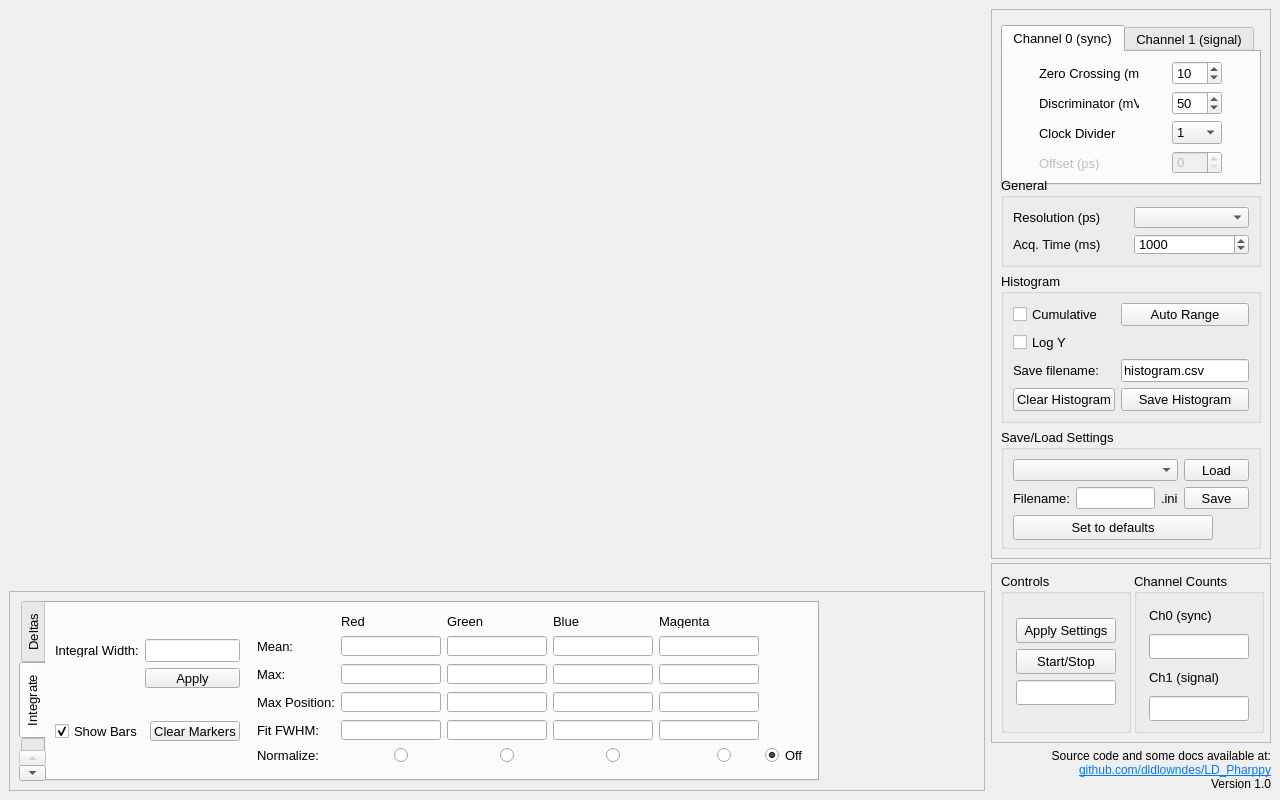
First picture: the form in settings_gui.ui, repository dldlowndes/LD_Pharppy, before the edit.
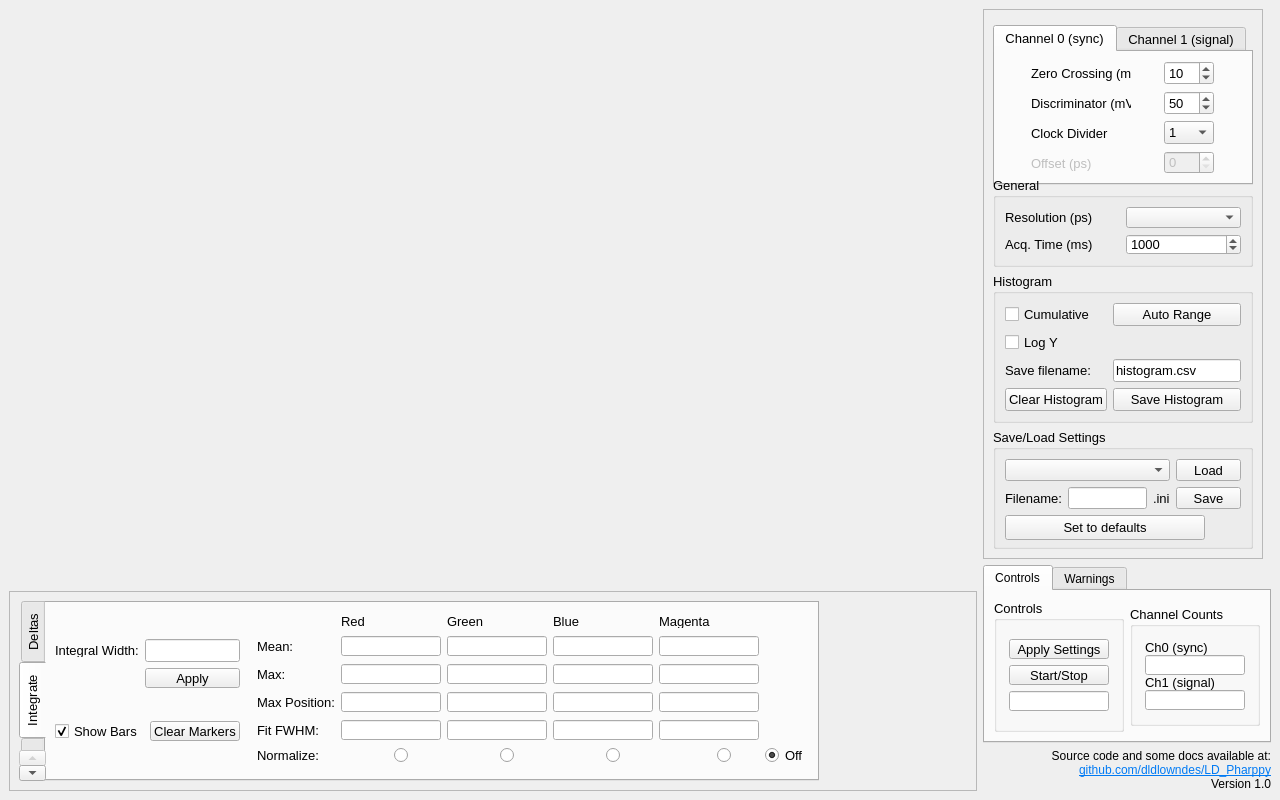
Second picture: the form after the edit. Custom widgets are drawn as their Qt base class.

Commit message: Polished warnings system, formats the strings better, and only updates the text box when the warnings change.

```diff
--- a/settings_gui.ui
+++ b/settings_gui.ui
@@ -2026,37 +2026,28 @@
        </widget>
       </item>
       <item>
-       <widget class="QFrame" name="frame_2">
-        <property name="sizePolicy">
-         <sizepolicy hsizetype="Fixed" vsizetype="Fixed">
-          <horstretch>0</horstretch>
-          <verstretch>0</verstretch>
-         </sizepolicy>
+       <spacer name="verticalSpacer">
+        <property name="orientation">
+         <enum>Qt::Vertical</enum>
         </property>
-        <property name="minimumSize">
+        <property name="sizeHint" stdset="0">
          <size>
-          <width>280</width>
-          <height>180</height>
+          <width>20</width>
+          <height>40</height>
          </size>
         </property>
-        <property name="maximumSize">
-         <size>
-          <width>280</width>
-          <height>180</height>
-         </size>
+       </spacer>
+      </item>
+      <item>
+       <widget class="QTabWidget" name="control_Warning_Tabber">
+        <property name="currentIndex">
+         <number>0</number>
         </property>
-        <property name="font">
-         <font>
-          <pointsize>12</pointsize>
-         </font>
-        </property>
-        <property name="frameShape">
-         <enum>QFrame::StyledPanel</enum>
-        </property>
-        <property name="frameShadow">
-         <enum>QFrame::Raised</enum>
-        </property>
-        <layout class="QHBoxLayout" name="horizontalLayout">
+        <widget class="QWidget" name="controls_Tab">
+         <attribute name="title">
+          <string>Controls</string>
+         </attribute>
+         <layout class="QHBoxLayout" name="horizontalLayout_6">
          <item>
           <widget class="QGroupBox" name="groupBox_3">
            <property name="sizePolicy">
@@ -2068,12 +2059,12 @@
            <property name="minimumSize">
             <size>
              <width>130</width>
-             <height>160</height>
+              <height>120</height>
             </size>
            </property>
            <property name="maximumSize">
             <size>
-             <width>130</width>
+              <width>120</width>
              <height>160</height>
             </size>
            </property>
@@ -2086,8 +2077,23 @@
             <string>Controls</string>
            </property>
            <layout class="QGridLayout" name="gridLayout_11">
+             <property name="topMargin">
+              <number>0</number>
+             </property>
+             <property name="bottomMargin">
+              <number>0</number>
+             </property>
+             <property name="verticalSpacing">
+              <number>0</number>
+             </property>
             <item row="0" column="0">
              <layout class="QGridLayout" name="gridLayout_10">
+               <property name="horizontalSpacing">
+                <number>0</number>
+               </property>
+               <property name="verticalSpacing">
+                <number>6</number>
+               </property>
               <item row="0" column="0">
                <widget class="QPushButton" name="button_ApplySettings">
                 <property name="sizePolicy">
@@ -2099,13 +2105,13 @@
                 <property name="minimumSize">
                  <size>
                   <width>100</width>
-                  <height>25</height>
+                   <height>20</height>
                  </size>
                 </property>
                 <property name="maximumSize">
                  <size>
                   <width>100</width>
-                  <height>25</height>
+                   <height>20</height>
                  </size>
                 </property>
                 <property name="text">
@@ -2124,13 +2130,13 @@
                 <property name="minimumSize">
                  <size>
                   <width>100</width>
-                  <height>25</height>
+                   <height>20</height>
                  </size>
                 </property>
                 <property name="maximumSize">
                  <size>
                   <width>100</width>
-                  <height>25</height>
+                   <height>20</height>
                  </size>
                 </property>
                </widget>
@@ -2146,13 +2152,13 @@
                 <property name="minimumSize">
                  <size>
                   <width>100</width>
-                  <height>25</height>
+                   <height>20</height>
                  </size>
                 </property>
                 <property name="maximumSize">
                  <size>
                   <width>100</width>
-                  <height>25</height>
+                   <height>20</height>
                  </size>
                 </property>
                 <property name="text">
@@ -2176,13 +2182,13 @@
            <property name="minimumSize">
             <size>
              <width>130</width>
-             <height>160</height>
+              <height>120</height>
             </size>
            </property>
            <property name="maximumSize">
             <size>
              <width>130</width>
-             <height>160</height>
+              <height>120</height>
             </size>
            </property>
            <property name="font">
@@ -2194,10 +2200,31 @@
             <string>Channel Counts</string>
            </property>
            <layout class="QGridLayout" name="gridLayout_8">
+             <property name="topMargin">
+              <number>0</number>
+             </property>
+             <property name="bottomMargin">
+              <number>0</number>
+             </property>
+             <property name="verticalSpacing">
+              <number>0</number>
+             </property>
             <item row="0" column="0">
              <layout class="QVBoxLayout" name="verticalLayout_3">
               <item>
                <widget class="QLabel" name="counts_Ch0_Label">
+                 <property name="minimumSize">
+                  <size>
+                   <width>0</width>
+                   <height>15</height>
+                  </size>
+                 </property>
+                 <property name="maximumSize">
+                  <size>
+                   <width>16777215</width>
+                   <height>15</height>
+                  </size>
+                 </property>
                 <property name="text">
                  <string>Ch0 (sync)</string>
                 </property>
@@ -2214,13 +2241,13 @@
                 <property name="minimumSize">
                  <size>
                   <width>100</width>
-                  <height>25</height>
+                   <height>20</height>
                  </size>
                 </property>
                 <property name="maximumSize">
                  <size>
                   <width>100</width>
-                  <height>25</height>
+                   <height>20</height>
                  </size>
                 </property>
                 <property name="font">
@@ -2232,6 +2259,18 @@
               </item>
               <item>
                <widget class="QLabel" name="counts_Ch1_Label">
+                 <property name="minimumSize">
+                  <size>
+                   <width>0</width>
+                   <height>15</height>
+                  </size>
+                 </property>
+                 <property name="maximumSize">
+                  <size>
+                   <width>16777215</width>
+                   <height>15</height>
+                  </size>
+                 </property>
                 <property name="text">
                  <string>Ch1 (signal)</string>
                 </property>
@@ -2248,13 +2287,13 @@
                 <property name="minimumSize">
                  <size>
                   <width>100</width>
-                  <height>25</height>
+                   <height>20</height>
                  </size>
                 </property>
                 <property name="maximumSize">
                  <size>
                   <width>100</width>
-                  <height>25</height>
+                   <height>20</height>
                  </size>
                 </property>
                 <property name="font">
@@ -2271,19 +2310,17 @@
          </item>
         </layout>
        </widget>
-      </item>
-      <item>
-       <spacer name="verticalSpacer">
-        <property name="orientation">
-         <enum>Qt::Vertical</enum>
-        </property>
-        <property name="sizeHint" stdset="0">
-         <size>
-          <width>20</width>
-          <height>40</height>
-         </size>
-        </property>
-       </spacer>
+        <widget class="QWidget" name="warnings_Tab">
+         <attribute name="title">
+          <string>Warnings</string>
+         </attribute>
+         <layout class="QGridLayout" name="gridLayout_17">
+          <item row="0" column="0">
+           <widget class="QTextEdit" name="warnings_Display"/>
+          </item>
+         </layout>
+        </widget>
+       </widget>
       </item>
       <item>
        <widget class="QLabel" name="label_17">
```
Left out of the diff: 626 changed lines with no effect on the pictures. Lines whose indentation alone changed are shown as unchanged. The commit also changes 4 other files.
